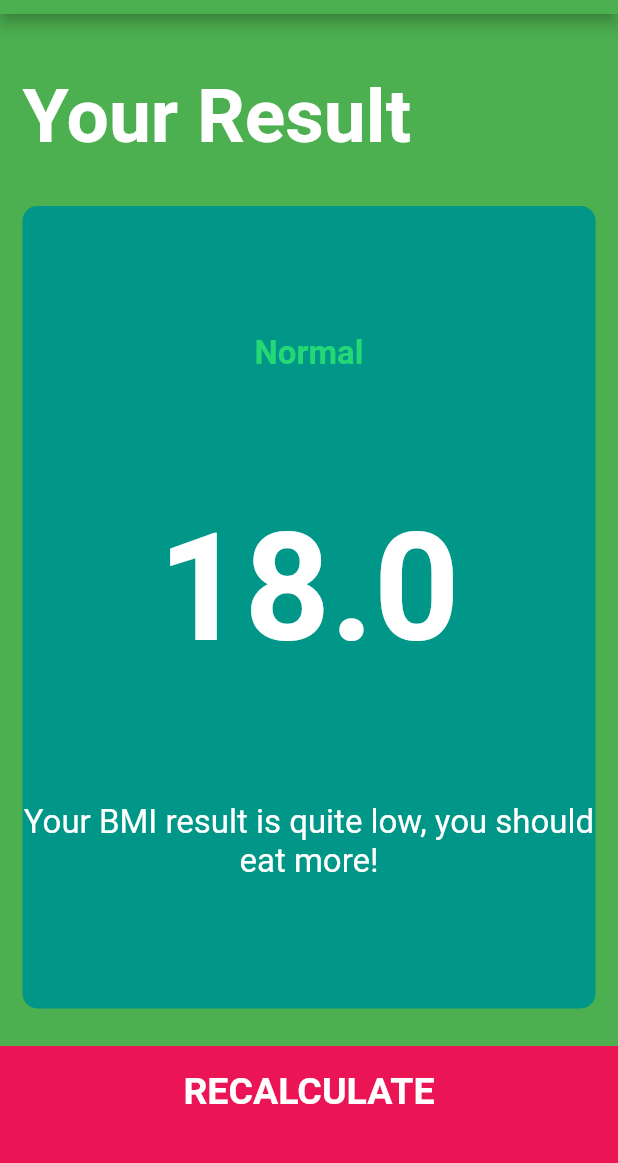
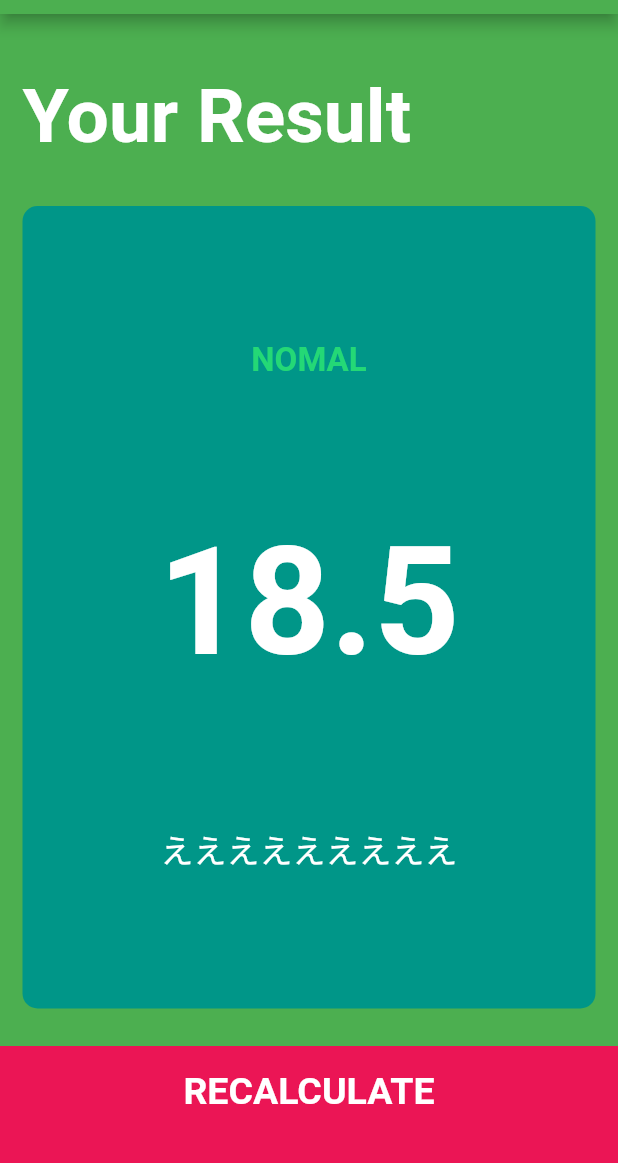
Before and after one commit to moriyamasaaaki/calculator_app, a Flutter app: the screen it shows after launch, after a tap on "CALCULATE", on a phone screen of 412 x 824 dp, the part 70-1233 px from its top. Run offline on Flutter 3.47's test engine with Material 2 defaults, Android fonts, the phone set to English and light mode, and no system bars; our stand-ins replace font_awesome_flutter.

Commit message:
feat(lib): 結果ページ作成

```diff
--- /dev/null
+++ b/lib/calculator_brain.dart
@@ -0,0 +1,35 @@
+import 'dart:math';
+
+class CalculatorBrain {
+  CalculatorBrain({this.height, this.weight});
+
+  final int height;
+  final int weight;
+
+  double _bmi;
+
+  String calculateBMI() {
+    _bmi = weight / pow(height / 100, 2);
+    return _bmi.toStringAsFixed(1);
+  }
+
+  String getResult() {
+    if (_bmi >= 25) {
+      return 'Overweight';
+    } else if (_bmi > 18.5) {
+      return 'Nomal';
+    } else {
+      return 'Underweight';
+    }
+  }
+
+  String getInterpretation() {
+    if (_bmi >= 25) {
+      return 'ああああああああ';
+    } else if (_bmi > 18.5) {
+      return 'えええええええええ';
+    } else {
+      return 'おおおおおおおお';
+    }
+  }
+}
--- a/lib/screens/input_page.dart
+++ b/lib/screens/input_page.dart
@@ -7,6 +7,7 @@ import '../consts.dart';
 import 'results_page.dart';
 import '../components/button_bottom.dart';
 import '../components/round_icon_button.dart';
+import 'package:calculatorapp/calculator_brain.dart';
 
 enum Gender { male, female }
 
@@ -212,10 +213,16 @@ class _InputPageState extends State<InputPage> {
           BottomButton(
             buttonTitle: 'CALCULATE',
             onTap: () {
+              CalculatorBrain calc =
+                  CalculatorBrain(height: height, weight: weight);
               Navigator.push(
                 context,
                 MaterialPageRoute(
-                  builder: (context) => ResultsPage(),
+                  builder: (context) => ResultsPage(
+                    bmiResult: calc.calculateBMI(),
+                    resultText: calc.getResult(),
+                    interpretation: calc.getInterpretation(),
+                  ),
                 ),
               );
             },
--- a/lib/screens/results_page.dart
+++ b/lib/screens/results_page.dart
@@ -4,6 +4,13 @@ import '../consts.dart';
 import '../components/button_bottom.dart';
 
 class ResultsPage extends StatelessWidget {
+  ResultsPage(
+      {@required this.bmiResult,
+      @required this.resultText,
+      @required this.interpretation});
+  final String bmiResult;
+  final String resultText;
+  final String interpretation;
   @override
   Widget build(BuildContext context) {
     return Scaffold(
@@ -33,15 +40,15 @@ class ResultsPage extends StatelessWidget {
                 crossAxisAlignment: CrossAxisAlignment.center,
                 children: <Widget>[
                   Text(
-                    'Normal',
+                    resultText.toUpperCase(),
                     style: kResultTextStyle,
                   ),
                   Text(
-                    '18.0',
+                    bmiResult,
                     style: kBMITextStyle,
                   ),
                   Text(
-                    'Your BMI result is quite low, you should eat more!',
+                    interpretation,
                     textAlign: TextAlign.center,
                     style: kBodyTextStyle,
                   )
```
